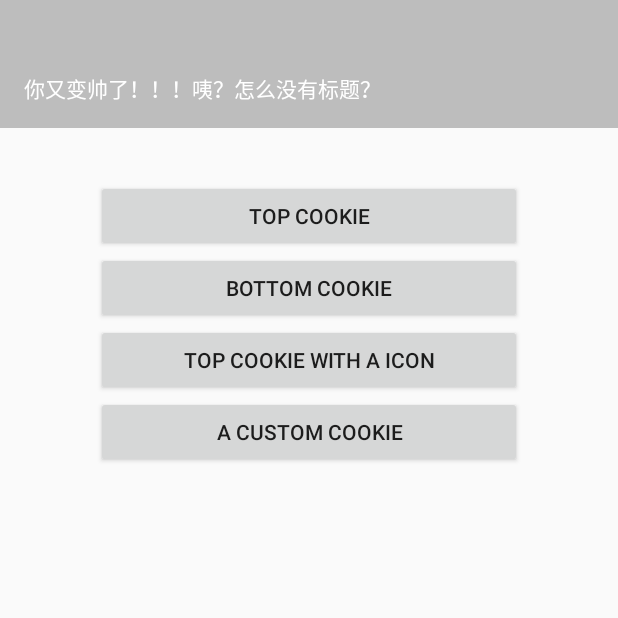
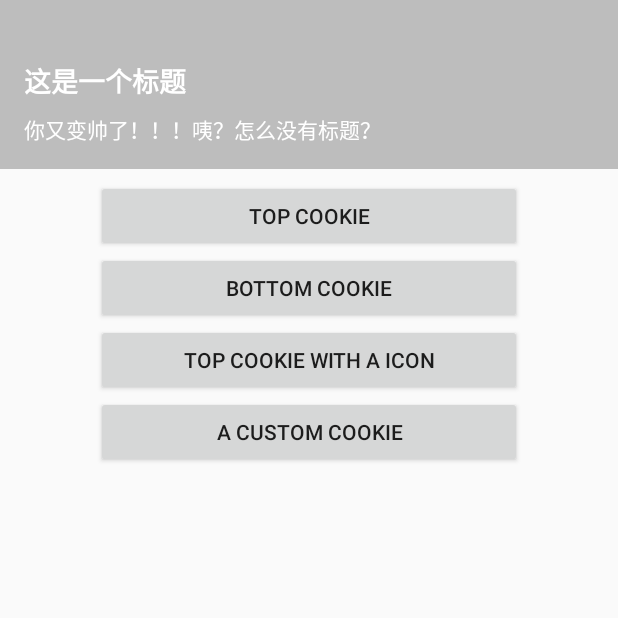
Before and after one commit to liuguangqiang/CookieBar, an Android app: the screen it shows after launch (MainActivity), after a tap on "TOP COOKIE", on a phone screen of 412 x 824 dp, the top half of it. Run offline under Robolectric (Android 15) with nearby library versions, the phone set to English and light mode, and no system bars.

Commit message:
Add screenshots

```diff
--- a/app/src/main/java/com/liuguangqiang/cookie/sample/MainActivity.java
+++ b/app/src/main/java/com/liuguangqiang/cookie/sample/MainActivity.java
@@ -22,6 +22,7 @@ public class MainActivity extends AppCompatActivity {
             @Override
             public void onClick(View view) {
                 new CookieBar.Builder(MainActivity.this)
+                        .setTitle("这是一个标题")
                         .setMessage("你又变帅了！！！咦？怎么没有标题？")
                         .show();
             }
@@ -34,6 +35,7 @@ public class MainActivity extends AppCompatActivity {
                 new CookieBar
                         .Builder(MainActivity.this)
                         .setTitle("提示")
+                        .setIcon(R.mipmap.ic_launcher)
                         .setMessage("你又变帅了！！！")
                         .setLayoutGravity(Gravity.BOTTOM)
                         .setAction("点击一下", new OnActionClickListener() {
```
Also changed, not shown: 3 other files.
